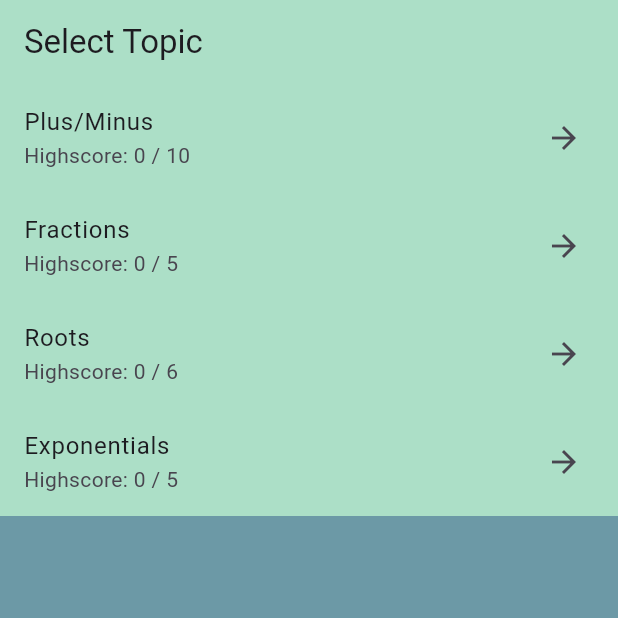
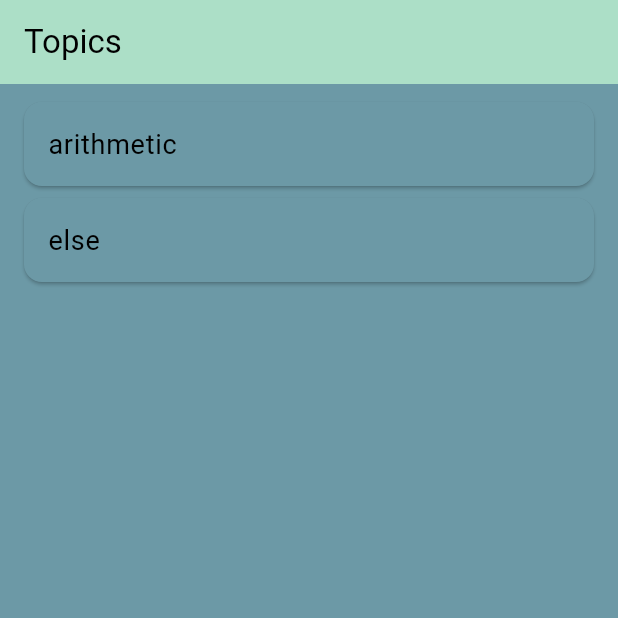
Before and after one commit to josefgull/math_quiz, a Flutter app: the screen it shows after launch, on a phone screen of 412 x 824 dp, the top half of it. Run offline on Flutter 3.47's test engine with Material 3 defaults, Android fonts, the phone set to English and light mode, and no system bars; our stand-ins replace google_mobile_ads, shared_preferences; missing offline and left inert: flutter_math_fork.

Commit message:
works again scalable

```diff
--- a/lib/level_screen.dart
+++ /dev/null
@@ -1,54 +0,0 @@
-import 'package:flutter/material.dart';
-
-class LevelScreen extends StatelessWidget {
-  final Map<int, int> highScores; // level -> high score
-  final void Function(int level) onLevelSelected;
-  final List<String> topics; // added field
-  final Map<int, List<Map<String, dynamic>>> questionPacks;
-
-
-  const LevelScreen({
-    super.key,
-    required this.highScores,
-    required this.onLevelSelected,
-    required this.topics,
-    required this.questionPacks,
-  });
-
-  @override
-  Widget build(BuildContext context) {
-    return Scaffold(
-      backgroundColor: const Color.fromARGB(255, 108, 153, 166), // NEW: background color
-      appBar: AppBar(
-        title: const Text('Select Topic'),
-        backgroundColor: const Color.fromARGB(255, 172, 223, 199),
-        ),
-      body: ListView.builder(
-        itemCount: topics.length, // use length of topics
-        itemBuilder: (context, index) {
-          final level = index + 1;
-          final topicName = topics[index];
-          final score = highScores[level] ?? 0;
-          final maxScore = questionPacks[level]!.length;
-          final isPerfect = score == maxScore;
-
-          return ListTile(
-            title: Text(topicName),
-            subtitle: Text('Highscore: $score / $maxScore'),
-            trailing: Row(
-              mainAxisSize: MainAxisSize.min,
-              children: [
-                if (isPerfect) const Icon(Icons.star, color: Colors.amber),
-                const Icon(Icons.arrow_forward),
-              ],
-            ),
-            tileColor: isPerfect
-                ? Colors.green[200] // highlight perfect levels
-                : const Color.fromARGB(255, 172, 223, 199),
-            onTap: () => onLevelSelected(level),
-          );
-        },
-      ),
-    );
-  }
-}
--- /dev/null
+++ b/lib/menu.dart
@@ -0,0 +1,138 @@
+// lib/menu.dart
+import 'package:flutter/material.dart';
+import 'styles.dart';
+// Import all question files
+import 'questions/arithmetic/l1_pm.dart';
+import 'questions/else/fractions.dart';
+import 'questions/else/roots.dart';
+import 'questions/else/exponentials.dart';
+
+/// Leaf node: a file representing a level/quiz
+class FileNode {
+  final String name;
+  final List<Map<String, dynamic>> Function() getQuestions;
+  const FileNode({required this.name, required this.getQuestions});
+}
+
+/// Recursive folder structure
+class Folder {
+  final String name;
+  final List<Folder> subfolders;
+  final List<FileNode> files;
+
+  const Folder({
+    required this.name,
+    this.subfolders = const [],
+    this.files = const [],
+  });
+}
+
+/// Build your static folder tree
+final Folder rootMenu = Folder(
+  name: 'root',
+  subfolders: [
+    Folder(
+      name: 'Topics',
+      subfolders: [
+        Folder(
+          name: 'arithmetic',
+          files: [
+            FileNode(name: 'Addition', getQuestions: () => plusminusQuestions),
+          ],
+        ),
+        Folder(
+          name: 'else',
+          files: [
+            FileNode(name: 'fractions.dart', getQuestions: () => fractionsQuestions),
+            FileNode(name: 'roots.dart', getQuestions: () => rootsQuestions),
+            FileNode(name: 'exponentials.dart', getQuestions: () => exponentialsQuestions),
+          ],
+        ),
+      ],
+    ),
+  ],
+);
+
+/// Drill-down folder menu screen
+class FolderMenuScreen extends StatefulWidget {
+  final Folder rootFolder;
+  final void Function(FileNode fileNode) onLevelSelected;
+
+  const FolderMenuScreen({
+    super.key,
+    required this.rootFolder,
+    required this.onLevelSelected,
+  });
+
+  @override
+  _FolderMenuScreenState createState() => _FolderMenuScreenState();
+}
+
+class _FolderMenuScreenState extends State<FolderMenuScreen> {
+  // Start the path already inside 'questions_new'
+  List<Folder> path = [];
+
+  Folder get currentFolder {
+    // If path is empty, start with first subfolder (questions_new)
+    if (path.isEmpty && widget.rootFolder.subfolders.isNotEmpty) {
+      return widget.rootFolder.subfolders.first;
+    }
+    return path.isEmpty ? widget.rootFolder : path.last;
+  }
+
+  void enterFolder(Folder folder) {
+    setState(() => path.add(folder));
+  }
+
+  void goBack() {
+    if (path.isNotEmpty) setState(() => path.removeLast());
+  }
+
+  @override
+  Widget build(BuildContext context) {
+    final folders = currentFolder.subfolders;
+    final files = currentFolder.files;
+
+    return Scaffold(
+      backgroundColor: AppColors.background,
+      appBar: AppBar(
+        title: Text(
+          currentFolder.name,
+          style: const TextStyle(color: Colors.black),
+        ),
+        backgroundColor: AppColors.appBar,
+        leading: path.isNotEmpty
+            ? IconButton(
+                icon: const Icon(Icons.arrow_back, color: Colors.black),
+                onPressed: goBack,
+              )
+            : null,
+      ),
+      body: ListView(
+        padding: const EdgeInsets.symmetric(vertical: 8),
+        children: [
+          for (final folder in folders)
+            Card(
+              color: AppColors.background,
+              margin: const EdgeInsets.symmetric(vertical: 4, horizontal: 16),
+              child: ListTile(
+                title: Text(folder.name,
+                    style: const TextStyle(color: Colors.black, fontSize: 18)),
+                onTap: () => enterFolder(folder),
+              ),
+            ),
+          for (final file in files)
+            Card(
+              color: AppColors.background,
+              margin: const EdgeInsets.symmetric(vertical: 4, horizontal: 16),
+              child: ListTile(
+                title: Text(file.name,
+                    style: const TextStyle(color: Colors.black, fontSize: 18)),
+                onTap: () => widget.onLevelSelected(file),
+              ),
+            ),
+        ],
+      ),
+    );
+  }
+}
--- a/lib/q_basic_math.dart
+++ /dev/null
@@ -1,38 +0,0 @@
-final Map<int, List<Map<String, dynamic>>> questionPacks = {
-  1: [ // Fractions
-    {
-      'question': r'\frac{1}{2} + \frac{1}{3}',
-      'answers': ['5/6', '2/5', '1/5', '3/4'],
-      'correct': 1, // index starting from 1
-    },
-    {
-      'question': r'\frac{3}{4} - \frac{1}{2}',
-      'answers': ['1/2', '1/4', '2/4', '3/2'],
-      'correct': 2,
-    },
-  ],
-  2: [ // Roots
-    {
-      'question': r'\sqrt{16}',
-      'answers': ['2', '4', '8', '16'],
-      'correct': 2,
-    },
-    {
-      'question': r'\sqrt{49}',
-      'answers': ['7', '14', '9', '21'],
-      'correct': 1,
-    },
-  ],
-  3: [ // Exponentials
-    {
-      'question': r'2^3',
-      'answers': ['6', '8', '4', '16'],
-      'correct': 2,
-    },
-    {
-      'question': r'3^2',
-      'answers': ['6', '9', '8', '5'],
-      'correct': 2,
-    },
-  ],
-};
--- /dev/null
+++ b/lib/styles.dart
@@ -0,0 +1,9 @@
+import 'package:flutter/material.dart';
+
+class AppColors {
+  static const background = Color.fromARGB(255, 108, 153, 166);
+  static const appBar = Color.fromARGB(255, 172, 223, 199);
+  static const buttonDefault = Color.fromARGB(255, 172, 223, 199);
+  static const buttonCorrect = Color.fromARGB(255, 149, 235, 152);
+  static const buttonWrong = Color.fromARGB(255, 228, 178, 174);
+}
```
Also changed, not shown: lib/main.dart (+133 -245 lines), lib/questions/arithmetic/l1_pm.dart (renamed from lib/questions/l1_pm.dart, +11 -11 lines), lib/questions/else/exponentials.dart (renamed from lib/questions/exponentials.dart, +8 -8 lines), lib/questions/else/fractions.dart (renamed from lib/questions/fractions.dart, +5 -5 lines), lib/questions/else/roots.dart (renamed from lib/questions/roots.dart, +6 -6 lines).
